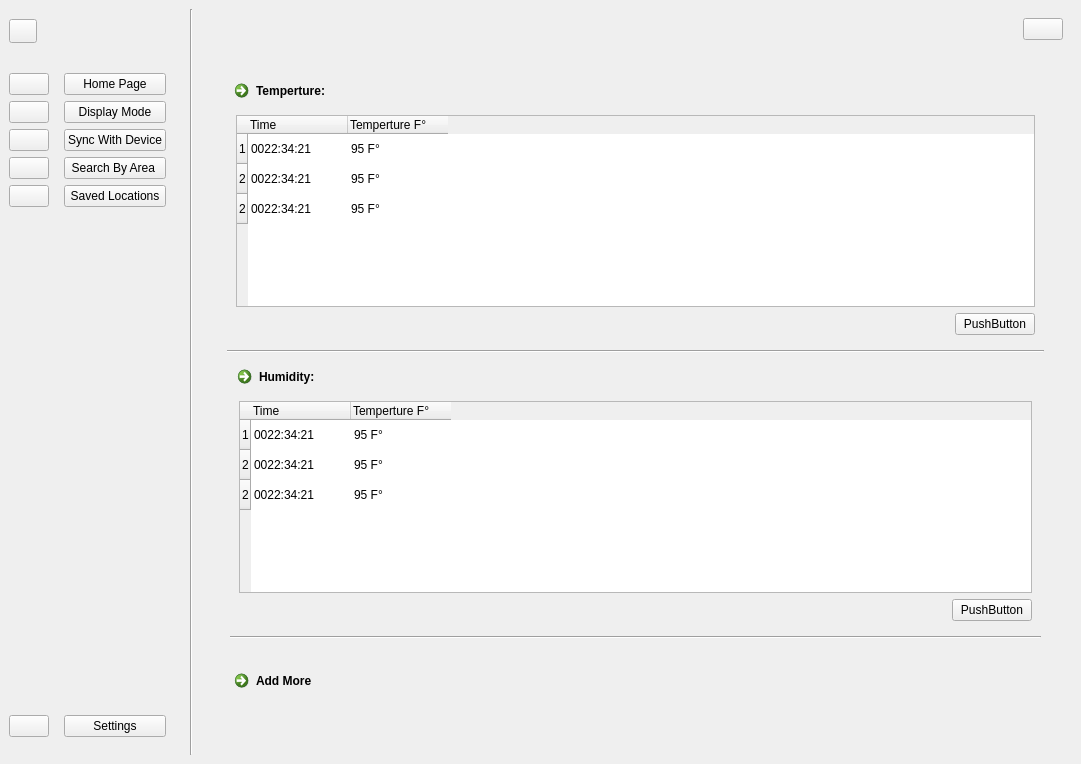
Before: the Qt Designer form User Interface/WeatherApp.ui in sarscheps/Project---UI-Communications, drawn with Qt 5.
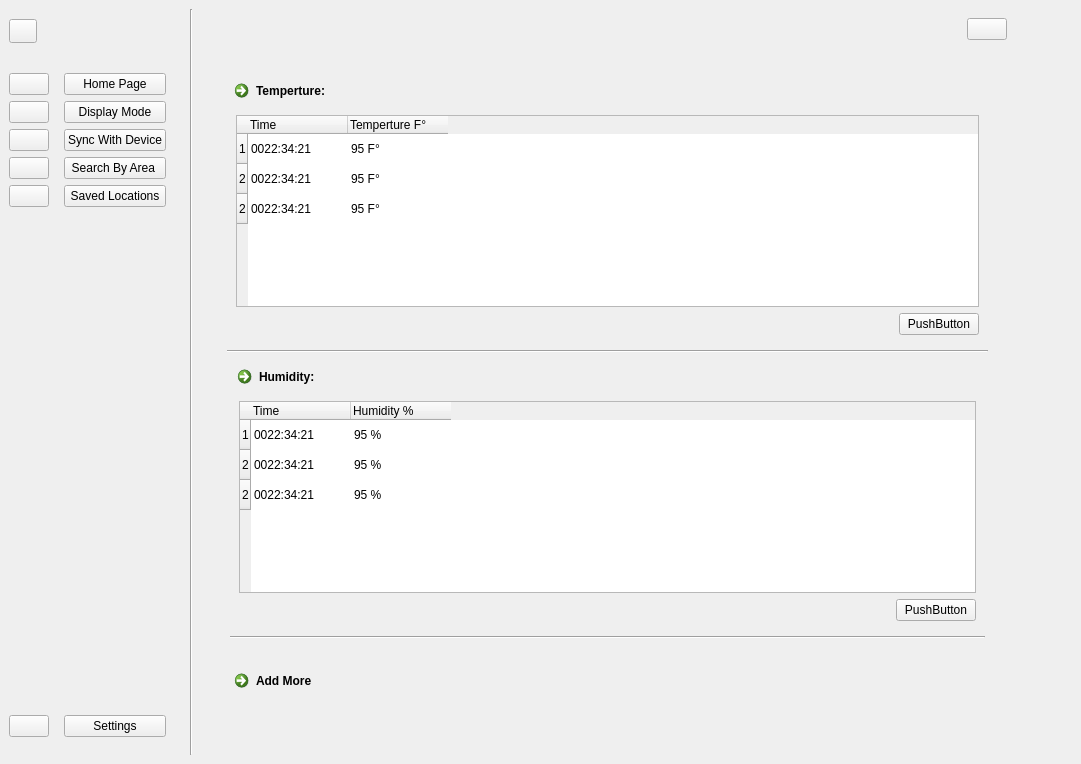
After: the same form once the commit is applied. Icons and pictures are not drawn. Custom widgets are drawn as their Qt base class.

```diff
--- a/User Interface/WeatherApp.ui
+++ b/User Interface/WeatherApp.ui
@@ -15,87 +15,7 @@
   </property>
   <widget class="QWidget" name="centralwidget">
    <layout class="QGridLayout" name="gridLayout">
-    <item row="0" column="0">
-     <widget class="QWidget" name="sideBarBtnWidget_2" native="true">
-      <widget class="QPushButton" name="pushButton">
-       <property name="geometry">
-        <rect>
-         <x>0</x>
-         <y>10</y>
-         <width>28</width>
-         <height>24</height>
-        </rect>
-       </property>
-       <property name="text">
-        <string/>
-       </property>
-       <property name="icon">
-        <iconset>
-         <normaloff>icons/BasicIcons/sideBar_logo.png</normaloff>icons/BasicIcons/sideBar_logo.png</iconset>
-       </property>
-       <property name="iconSize">
-        <size>
-         <width>20</width>
-         <height>20</height>
-        </size>
-       </property>
-       <property name="checkable">
-        <bool>true</bool>
-       </property>
-      </widget>
-     </widget>
-    </item>
-    <item row="0" column="1" rowspan="2">
-     <widget class="Line" name="line_3">
-      <property name="orientation">
-       <enum>Qt::Vertical</enum>
-      </property>
-     </widget>
-    </item>
-    <item row="0" column="2">
-     <widget class="QWidget" name="topBarWidget" native="true">
-      <property name="minimumSize">
-       <size>
-        <width>0</width>
-        <height>0</height>
-       </size>
-      </property>
-      <layout class="QHBoxLayout" name="horizontalLayout_2">
-       <item>
-        <layout class="QHBoxLayout" name="horizontalLayout">
-         <property name="spacing">
-          <number>0</number>
-         </property>
-         <item>
-          <spacer name="horizontalSpacer">
-           <property name="orientation">
-            <enum>Qt::Horizontal</enum>
-           </property>
-           <property name="sizeHint" stdset="0">
-            <size>
-             <width>40</width>
-             <height>20</height>
-            </size>
-           </property>
-          </spacer>
-         </item>
-         <item>
-          <widget class="QPushButton" name="profileBtn">
-           <property name="text">
-            <string/>
-           </property>
-           <property name="icon">
-            <iconset>
-             <normaloff>icons/BasicIcons/profileImage_logo.png</normaloff>icons/BasicIcons/profileImage_logo.png</iconset>
-           </property>
-          </widget>
-         </item>
-        </layout>
-       </item>
-      </layout>
-     </widget>
-    </item>
-    <item row="1" column="0">
+    <item row="2" column="0">
      <widget class="QWidget" name="sideBarWidget" native="true">
       <layout class="QHBoxLayout" name="horizontalLayout_6">
        <property name="leftMargin">
@@ -378,7 +298,83 @@
       </layout>
      </widget>
     </item>
+    <item row="1" column="0">
+     <widget class="QWidget" name="sideBarBtnWidget_2" native="true">
+      <widget class="QPushButton" name="pushButton">
+       <property name="geometry">
+        <rect>
+         <x>0</x>
+         <y>10</y>
+         <width>28</width>
+         <height>24</height>
+        </rect>
+       </property>
+       <property name="text">
+        <string/>
+       </property>
+       <property name="icon">
+        <iconset>
+         <normaloff>icons/BasicIcons/sideBar_logo.png</normaloff>icons/BasicIcons/sideBar_logo.png</iconset>
+       </property>
+       <property name="iconSize">
+        <size>
+         <width>20</width>
+         <height>20</height>
+        </size>
+       </property>
+       <property name="checkable">
+        <bool>true</bool>
+       </property>
+      </widget>
+     </widget>
+    </item>
     <item row="1" column="2">
+     <widget class="QWidget" name="topBarWidget" native="true">
+      <property name="minimumSize">
+       <size>
+        <width>0</width>
+        <height>0</height>
+       </size>
+      </property>
+      <layout class="QHBoxLayout" name="horizontalLayout_2">
+       <item>
+        <widget class="QWidget" name="widget" native="true"/>
+       </item>
+       <item>
+        <layout class="QHBoxLayout" name="horizontalLayout">
+         <property name="spacing">
+          <number>0</number>
+         </property>
+         <item>
+          <spacer name="horizontalSpacer">
+           <property name="orientation">
+            <enum>Qt::Horizontal</enum>
+           </property>
+           <property name="sizeHint" stdset="0">
+            <size>
+             <width>40</width>
+             <height>20</height>
+            </size>
+           </property>
+          </spacer>
+         </item>
+         <item>
+          <widget class="QPushButton" name="profileBtn">
+           <property name="text">
+            <string/>
+           </property>
+           <property name="icon">
+            <iconset>
+             <normaloff>icons/BasicIcons/profileImage_logo.png</normaloff>icons/BasicIcons/profileImage_logo.png</iconset>
+           </property>
+          </widget>
+         </item>
+        </layout>
+       </item>
+      </layout>
+     </widget>
+    </item>
+    <item row="2" column="2">
      <widget class="QWidget" name="mainPageWidget" native="true">
       <layout class="QVBoxLayout" name="verticalLayout_5">
        <property name="spacing">
@@ -728,7 +724,7 @@
                        </column>
                        <column>
                         <property name="text">
-                         <string>Temperture F°</string>
+                         <string>Humidity %</string>
                         </property>
                         <property name="textAlignment">
                          <set>AlignLeading|AlignVCenter</set>
@@ -741,7 +737,7 @@
                        </item>
                        <item row="0" column="1">
                         <property name="text">
-                         <string>95 F°</string>
+                         <string>95 %</string>
                         </property>
                        </item>
                        <item row="1" column="0">
@@ -751,7 +747,7 @@
                        </item>
                        <item row="1" column="1">
                         <property name="text">
-                         <string>95 F°</string>
+                         <string>95 %</string>
                         </property>
                        </item>
                        <item row="2" column="0">
@@ -761,7 +757,7 @@
                        </item>
                        <item row="2" column="1">
                         <property name="text">
-                         <string>95 F°</string>
+                         <string>95 %</string>
                         </property>
                        </item>
                       </widget>
@@ -1090,6 +1086,23 @@
       </layout>
      </widget>
     </item>
+    <item row="1" column="1" rowspan="2">
+     <widget class="Line" name="line_3">
+      <property name="orientation">
+       <enum>Qt::Vertical</enum>
+      </property>
+     </widget>
+    </item>
+    <item row="2" column="3">
+     <widget class="QWidget" name="widget_2" native="true">
+      <property name="minimumSize">
+       <size>
+        <width>50</width>
+        <height>50</height>
+       </size>
+      </property>
+     </widget>
+    </item>
    </layout>
   </widget>
  </widget>
```
